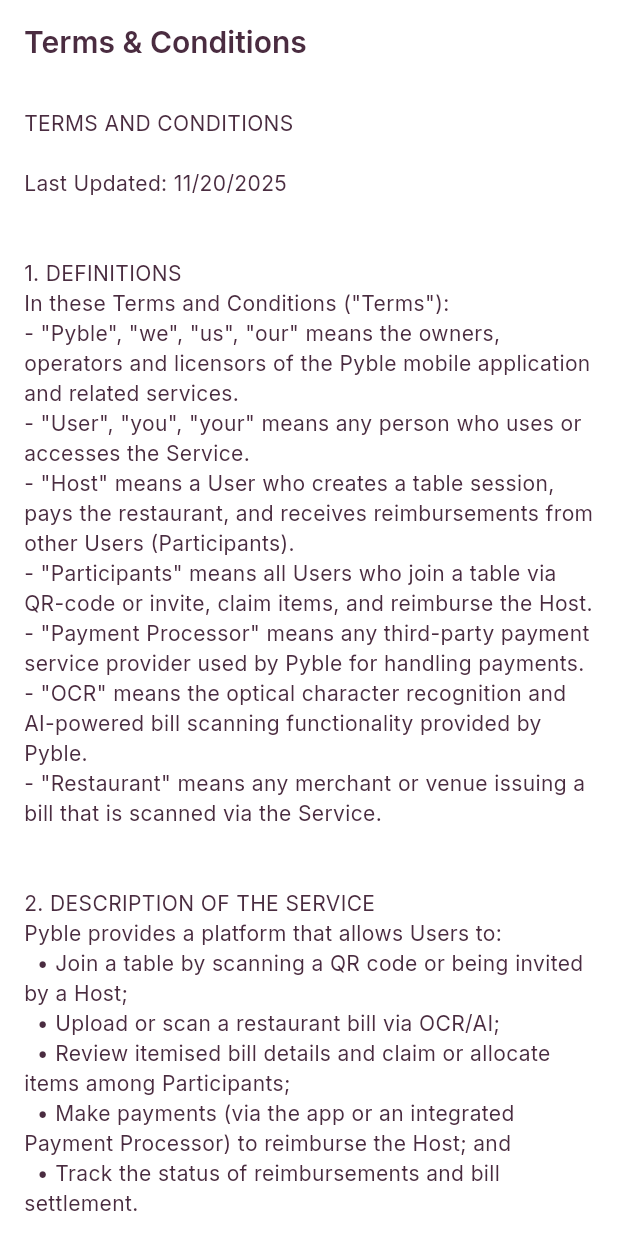
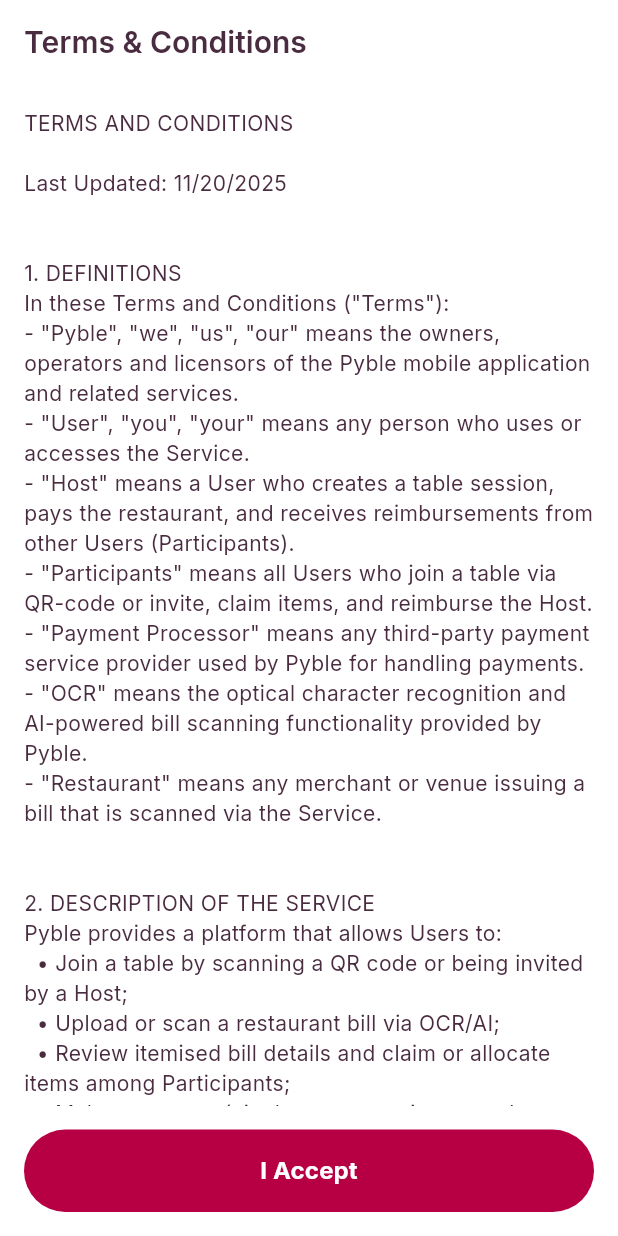
Before and after one commit to edwinjayJC/pyble, a Flutter app: the TermsScreen screen opened by its route, on a phone screen of 412 x 824 dp. Run offline on Flutter 3.47's test engine with Material 3 defaults, Android fonts, the phone set to English and light mode, and no system bars; our stand-ins replace email_validator, flutter_riverpod, go_router, google_fonts, image_picker, qr_flutter and 4 more; missing offline and left inert: mobile_scanner, supabase_auth_ui; accounts and stored records are empty; network calls fail.

```diff
--- a/lib/core/router/app_router.dart
+++ b/lib/core/router/app_router.dart
@@ -152,11 +152,47 @@
 If you have any questions about these Terms or the Service, please contact us at support@pyble.com.
 ''';
 
-class TermsScreen extends ConsumerWidget {
+class TermsScreen extends ConsumerStatefulWidget {
   const TermsScreen({super.key});
 
   @override
-  Widget build(BuildContext context, WidgetRef ref) {
+  ConsumerState<TermsScreen> createState() => _TermsScreenState();
+}
+
+class _TermsScreenState extends ConsumerState<TermsScreen> {
+  bool _isAccepting = false;
+
+  Future<void> _acceptTerms() async {
+    setState(() => _isAccepting = true);
+
+    try {
+      await ref.read(userProfileProvider.notifier).acceptTerms();
+      if (mounted) {
+        context.go(RoutePaths.home);
+      }
+    } catch (e) {
+      if (mounted) {
+        ScaffoldMessenger.of(context).showSnackBar(
+          SnackBar(
+            content: Text('Failed to accept terms: $e'),
+            backgroundColor: Theme.of(context).colorScheme.error,
+          ),
+        );
+      }
+    } finally {
+      if (mounted) {
+        setState(() => _isAccepting = false);
+      }
+    }
+  }
+
+  @override
+  Widget build(BuildContext context) {
+    final theme = Theme.of(context);
+    final colorScheme = theme.colorScheme;
+    final profile = ref.watch(userProfileProvider).valueOrNull;
+    final hasAcceptedTerms = profile?.hasAcceptedTerms ?? false;
+
     return Scaffold(
       appBar: AppBar(title: const Text('Terms & Conditions')),
       body: SafeArea(
@@ -164,11 +200,44 @@
           padding: const EdgeInsets.all(16.0),
           child: Column(
             children: [
-              const Expanded(
+              Expanded(
                 child: SingleChildScrollView(
-                  child: Text(_termsContent),
+                  child: Text(
+                    _termsContent,
+                    style: theme.textTheme.bodyMedium,
+                  ),
                 ),
               ),
+              if (!hasAcceptedTerms) ...[
+                const SizedBox(height: 16),
+                SizedBox(
+                  width: double.infinity,
+                  child: FilledButton(
+                    onPressed: _isAccepting ? null : _acceptTerms,
+                    style: FilledButton.styleFrom(
+                      padding: const EdgeInsets.symmetric(vertical: 16),
+                      backgroundColor: colorScheme.primary,
+                      foregroundColor: colorScheme.onPrimary,
+                    ),
+                    child: _isAccepting
+                        ? SizedBox(
+                            height: 20,
+                            width: 20,
+                            child: CircularProgressIndicator(
+                              strokeWidth: 2,
+                              color: colorScheme.onPrimary,
+                            ),
+                          )
+                        : const Text(
+                            'I Accept',
+                            style: TextStyle(
+                              fontSize: 16,
+                              fontWeight: FontWeight.bold,
+                            ),
+                          ),
+                  ),
+                ),
+              ],
             ],
           ),
         ),
--- a/lib/features/payments/screens/host_dashboard_screen.dart
+++ b/lib/features/payments/screens/host_dashboard_screen.dart
@@ -661,9 +661,7 @@
     if (shouldUnlock != true) return;
 
     try {
-      final tableRepo = ref.read(tableRepositoryProvider);
-      await tableRepo.unlockTable(widget.tableId);
-      await ref.read(currentTableProvider.notifier).loadTable(widget.tableId);
+      await ref.read(currentTableProvider.notifier).unlockTable();
       if (mounted) {
         ScaffoldMessenger.of(context).showSnackBar(
           SnackBar(
```
Also changed, not shown: lib/features/home/screens/home_screen.dart (+56 -36 lines), lib/features/table/providers/table_provider.dart (+25 -21 lines), 1 other file.
